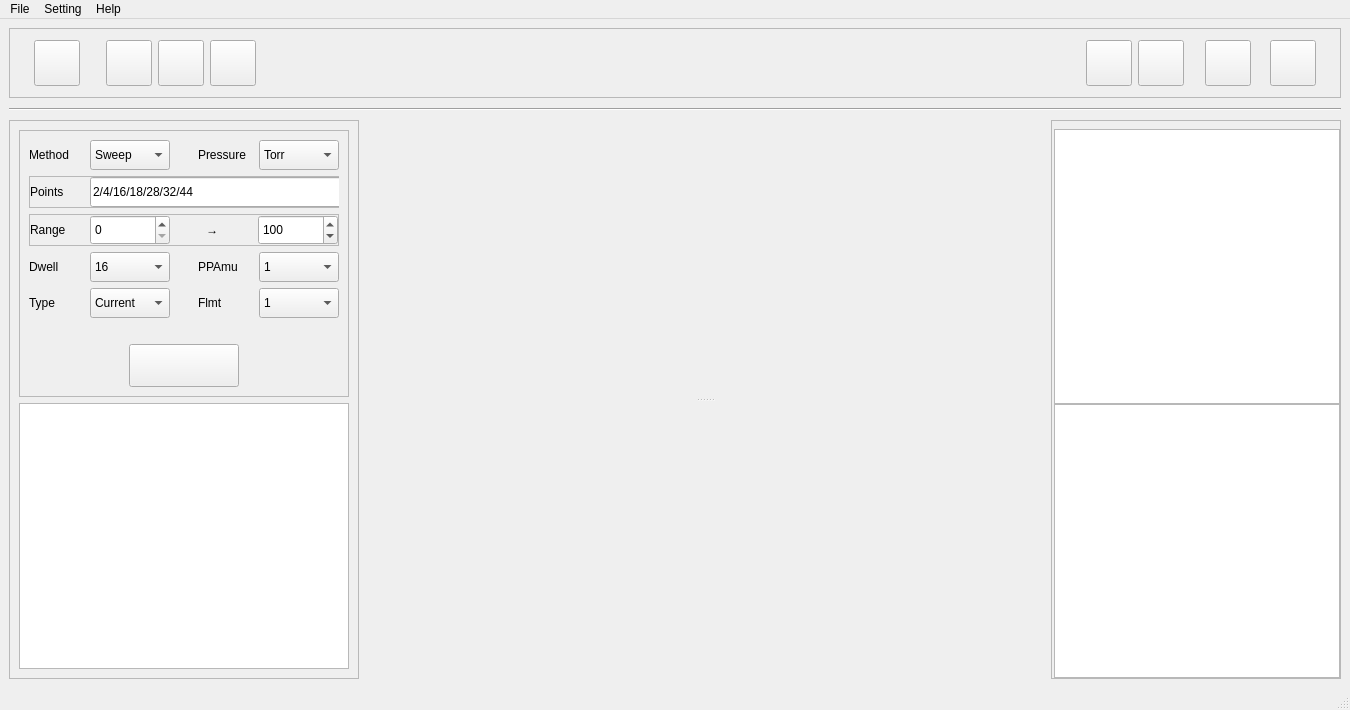
Above: myrga.ui from xmartinly/myrga before the change. Below: the same form after it.
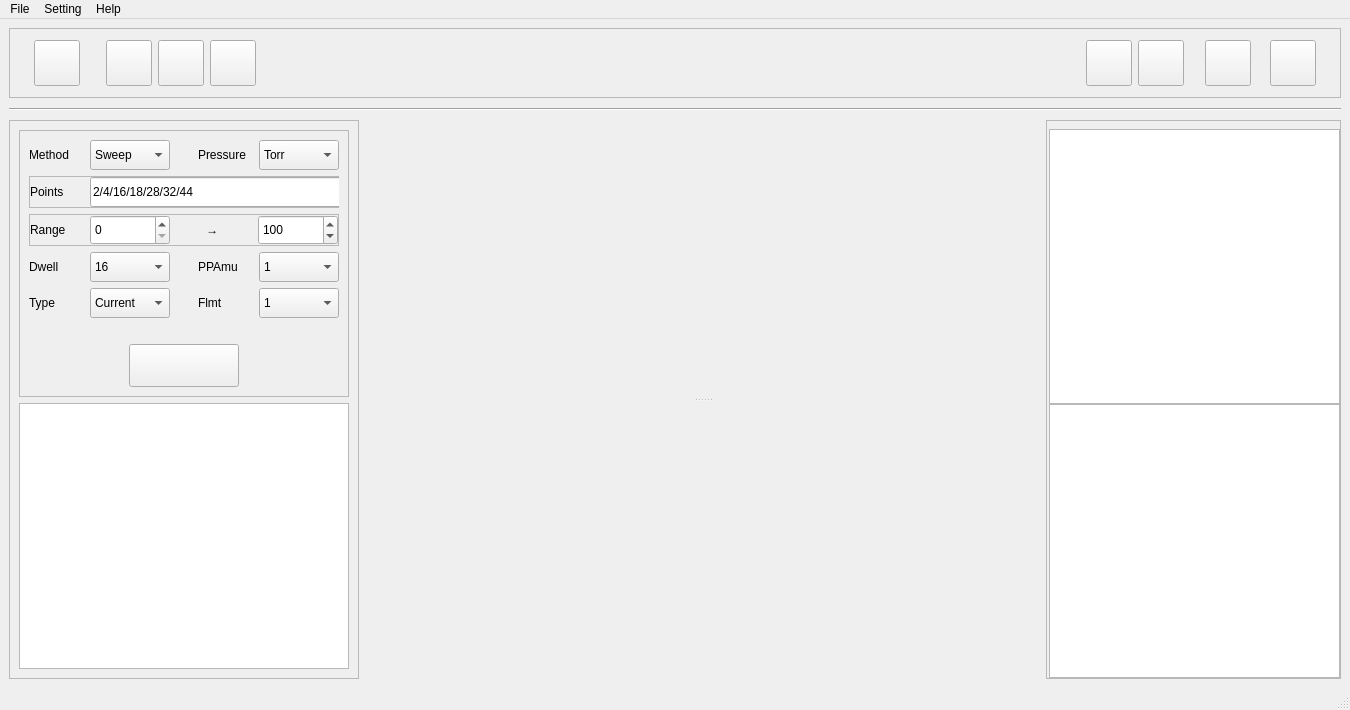
That is the form after the change. Icons and pictures are not drawn. Custom widgets are drawn as their Qt base class.

The edit to the form file:
```diff
--- a/myrga.ui
+++ b/myrga.ui
@@ -1270,7 +1270,7 @@
        <widget class="QFrame" name="frm_misc">
         <property name="minimumSize">
          <size>
-          <width>290</width>
+          <width>295</width>
           <height>0</height>
          </size>
         </property>
```
